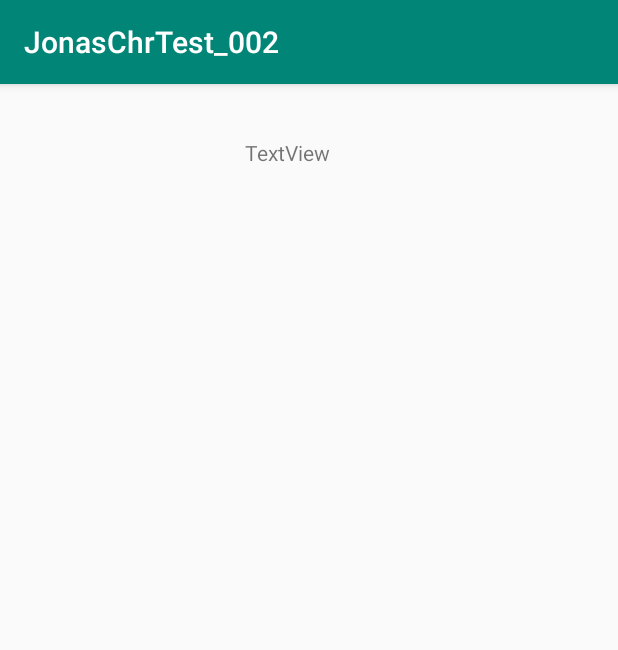
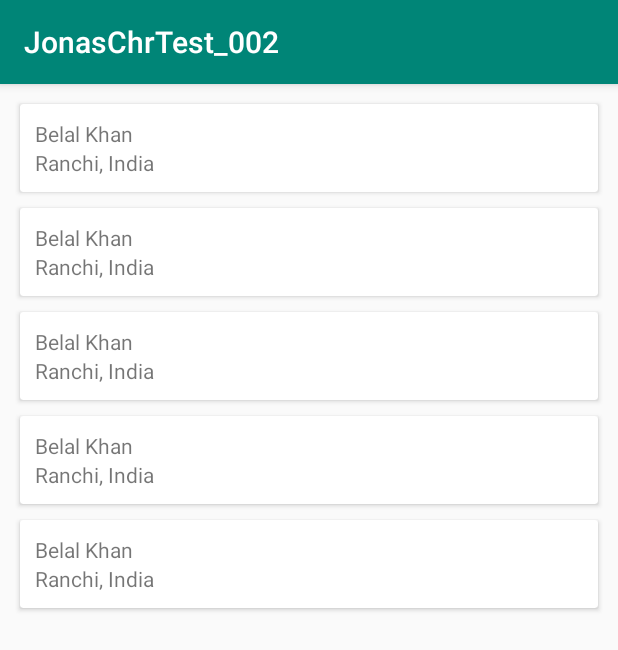
Before and after one commit to Weiqifan1/JonasChrTest_002, an Android app: the screen it shows after launch (RecycleBooks before the commit, India after it), after a tap on "ACTMAIN_RECYCLE", on a phone screen of 412 x 824 dp. Shown: the top 650 px of the screen. Run offline under Robolectric (Android 15) with nearby library versions, the light colour scheme and no system bars.

Commit message:
Indien eksemplet virker. Nu skal det refaktoreres saa jeg kan se informationen fra mine lydfiler

```diff
--- a/app/src/main/AndroidManifest.xml
+++ b/app/src/main/AndroidManifest.xml
@@ -31,7 +31,7 @@
                 android:name=".DiskBooks">
         </activity>
         <activity
-                android:name=".RecycleBooks">
+                android:name=".India">
         </activity>
 
     </application>
--- /dev/null
+++ b/app/src/main/java/com/example/jonaschrtest_002/CustomAdapter.kt
@@ -0,0 +1,38 @@
+package com.example.jonaschrtest_002
+
+import android.support.v7.widget.RecyclerView
+import android.view.LayoutInflater
+import android.view.View
+import android.view.ViewGroup
+import android.widget.TextView
+import com.example.jonaschrtest_002.Models.User
+
+class CustomAdapter(val userList: ArrayList<User>):
+    RecyclerView.Adapter<CustomAdapter.ViewHolder>(){
+
+    override fun getItemCount(): Int {
+        return userList.size
+    }
+
+    override fun onBindViewHolder(p0: ViewHolder, p1: Int) {
+        val user: User = userList[p1]
+        p0.textViewName.text = user.name
+        p0.textViewAddress.text = user.address
+    }
+
+    override fun onCreateViewHolder(p0: ViewGroup, p1: Int):
+            ViewHolder {
+        val v = LayoutInflater.from(p0.context).inflate(R.layout.list_layout, p0, false)
+        return ViewHolder(v)
+    }
+
+
+
+
+    class ViewHolder(itemView: View): RecyclerView.ViewHolder(itemView){
+        val textViewName = itemView.findViewById(R.id.textViewName) as TextView
+        val textViewAddress = itemView.findViewById(R.id.textViewAddress) as TextView
+    }
+
+
+}
--- /dev/null
+++ b/app/src/main/java/com/example/jonaschrtest_002/India.kt
@@ -0,0 +1,31 @@
+package com.example.jonaschrtest_002
+
+import android.os.Bundle
+import android.support.v7.app.AppCompatActivity
+import android.support.v7.widget.LinearLayoutManager
+import android.support.v7.widget.RecyclerView
+import android.widget.LinearLayout
+import com.example.jonaschrtest_002.Models.User
+
+class India : AppCompatActivity() {
+    override fun onCreate(savedInstanceState: Bundle?) {
+        super.onCreate(savedInstanceState)
+        setContentView(R.layout.activity_india)
+
+        val recyclerView = findViewById(R.id.recyclerView) as RecyclerView
+        recyclerView.layoutManager = LinearLayoutManager(this, LinearLayout.VERTICAL, false)
+
+
+        val users = ArrayList<User>()
+        users.add(User("Belal Khan", "Ranchi, India"))
+        users.add(User("Belal Khan", "Ranchi, India"))
+        users.add(User("Belal Khan", "Ranchi, India"))
+        users.add(User("Belal Khan", "Ranchi, India"))
+        users.add(User("Belal Khan", "Ranchi, India"))
+
+        val adapter = CustomAdapter(users)
+        recyclerView.adapter = adapter
+
+    }
+
+}
--- a/app/src/main/java/com/example/jonaschrtest_002/MainActivity.kt
+++ b/app/src/main/java/com/example/jonaschrtest_002/MainActivity.kt
@@ -1,15 +1,10 @@
 package com.example.jonaschrtest_002
 
 import android.os.Bundle
-import android.support.design.widget.Snackbar
-import android.support.v7.app.AppCompatActivity;
-import android.view.Menu
-import android.view.MenuItem
 
 import android.app.Activity
 import android.content.Intent
 import android.media.MediaPlayer
-import android.view.MotionEvent
 
 import kotlinx.android.synthetic.main.activity_main.*
 
@@ -30,7 +25,7 @@ class MainActivity : Activity() {
         }
 
         actmain_recycle.setOnClickListener{
-            startActivity(Intent(this, RecycleBooks::class.java))
+            startActivity(Intent(this, India::class.java))
         }
 
     }
--- a/app/src/main/java/com/example/jonaschrtest_002/Models/AudioModel.kt
+++ b/app/src/main/java/com/example/jonaschrtest_002/Models/AudioModels.kt
@@ -1,6 +1,6 @@
 package com.example.jonaschrtest_002.Models
 
-data class AudioModel(
+data class AudioModels(
     val aPath: String,
     val aName: String,
     val aAlbum:String,
--- a/app/src/main/java/com/example/jonaschrtest_002/RecycleBooks.kt
+++ /dev/null
@@ -1,13 +0,0 @@
-package com.example.jonaschrtest_002
-
-import android.os.Bundle
-import android.os.PersistableBundle
-import android.support.v7.app.AppCompatActivity
-
-class RecycleBooks : AppCompatActivity() {
-    override fun onCreate(savedInstanceState: Bundle?) {
-        super.onCreate(savedInstanceState)
-        setContentView(R.layout.activity_recyclebooks)
-    }
-
-}
--- /dev/null
+++ b/app/src/main/res/layout/activity_india.xml
@@ -0,0 +1,68 @@
+<?xml version="1.0" encoding="utf-8"?>
+<android.support.constraint.ConstraintLayout
+        xmlns:android="http://schemas.android.com/apk/res/android"
+        xmlns:tools="http://schemas.android.com/tools"
+        xmlns:app="http://schemas.android.com/apk/res-auto"
+        android:layout_width="match_parent"
+        android:layout_height="match_parent"
+        tools:context=".India">
+
+    <android.support.v7.widget.RecyclerView
+            android:id="@+id/recyclerView"
+            android:layout_width="0dp"
+            android:layout_height="0dp"
+            android:layout_marginTop="8dp" android:layout_marginBottom="8dp"
+            app:layout_constraintEnd_toEndOf="parent" app:layout_constraintTop_toTopOf="parent"
+            app:layout_constraintStart_toStartOf="parent"
+            app:layout_constraintBottom_toBottomOf="parent" android:layout_marginStart="8dp"
+            android:layout_marginEnd="8dp"/>
+</android.support.constraint.ConstraintLayout>
+
+
+
+
+<!--
+
+
+
+<?xml version="1.0" encoding="utf-8"?>
+<android.support.constraint.ConstraintLayout xmlns:android="http://schemas.android.com/apk/res/android"
+                                             xmlns:app="http://schemas.android.com/apk/res-auto"
+                                             xmlns:tools="http://schemas.android.com/tools"
+                                             android:layout_width="match_parent"
+                                             android:layout_height="match_parent">
+
+    <TextView
+            android:text="TextView"
+            android:layout_width="wrap_content"
+            android:layout_height="wrap_content"
+            android:id="@+id/textView2" app:layout_constraintTop_toTopOf="parent"
+            app:layout_constraintStart_toStartOf="parent" android:layout_marginTop="36dp"
+            android:layout_marginStart="163dp"/>
+
+
+
+</android.support.constraint.ConstraintLayout>
+        -->
+
+<!--
+<?xml version="1.0" encoding="utf-8"?>
+<android.support.constraint.ConstraintLayout
+        xmlns:android="http://schemas.android.com/apk/res/android"
+        xmlns:tools="http://schemas.android.com/tools"
+        xmlns:app="http://schemas.android.com/apk/res-auto"
+        android:layout_width="match_parent"
+        android:layout_height="match_parent"
+        tools:context=".ui.activities.India">
+
+    <android.support.v7.widget.RecyclerView
+            android:id="@+id/recyclerView"
+            android:layout_width="0dp"
+            android:layout_height="0dp"
+            android:layout_marginTop="8dp" android:layout_marginBottom="8dp"
+            app:layout_constraintEnd_toEndOf="parent" app:layout_constraintTop_toTopOf="parent"
+            app:layout_constraintStart_toStartOf="parent"
+            app:layout_constraintBottom_toBottomOf="parent" android:layout_marginStart="8dp"
+            android:layout_marginEnd="8dp"/>
+</android.support.constraint.ConstraintLayout>
+-->
--- a/app/src/main/res/layout/activity_recyclebooks.xml
+++ /dev/null
@@ -1,18 +0,0 @@
-<?xml version="1.0" encoding="utf-8"?>
-<android.support.constraint.ConstraintLayout xmlns:android="http://schemas.android.com/apk/res/android"
-                                             xmlns:app="http://schemas.android.com/apk/res-auto"
-                                             xmlns:tools="http://schemas.android.com/tools"
-                                             android:layout_width="match_parent"
-                                             android:layout_height="match_parent">
-
-    <TextView
-            android:text="TextView"
-            android:layout_width="wrap_content"
-            android:layout_height="wrap_content"
-            android:id="@+id/textView2" app:layout_constraintTop_toTopOf="parent"
-            app:layout_constraintStart_toStartOf="parent" android:layout_marginTop="36dp"
-            android:layout_marginStart="163dp"/>
-
-
-
-</android.support.constraint.ConstraintLayout>
--- /dev/null
+++ b/app/src/main/res/layout/list_layout.xml
@@ -0,0 +1,34 @@
+<?xml version="1.0" encoding="utf-8"?>
+<LinearLayout xmlns:android="http://schemas.android.com/apk/res/android"
+              android:orientation="vertical"
+              android:layout_width="match_parent"
+              android:layout_height="wrap_content">
+
+    <android.support.v7.widget.CardView
+            android:layout_margin="5dp"
+            android:layout_width="match_parent"
+            android:layout_height="match_parent">
+
+        <LinearLayout
+                android:layout_margin="10dp"
+                android:orientation="vertical"
+                android:layout_width="match_parent"
+                android:layout_height="match_parent">
+
+            <TextView
+                    android:id="@+id/textViewName"
+                    android:text="Belal Khan"
+                    android:layout_width="match_parent"
+                    android:layout_height="wrap_content"/>
+
+            <TextView
+                    android:id="@+id/textViewAddress"
+                    android:text="Ranchi, India"
+                    android:layout_width="match_parent"
+                    android:layout_height="wrap_content"/>
+
+
+        </LinearLayout>
+
+    </android.support.v7.widget.CardView>
+</LinearLayout>
```
Also changed, not shown: app/src/main/java/com/example/jonaschrtest_002/DiskBooks.kt (+4 -4 lines), app/src/main/java/com/example/jonaschrtest_002/Models/IndiaModels.kt (added, +60 -0 lines).
